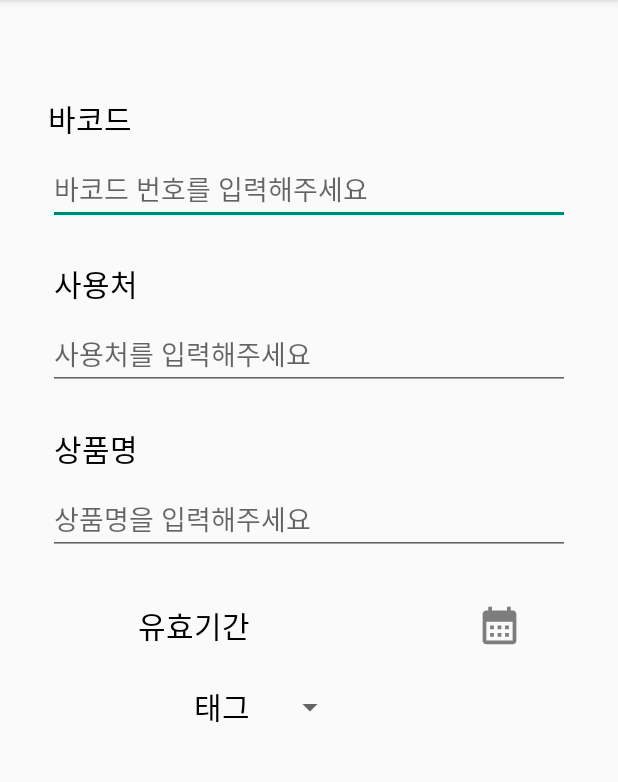
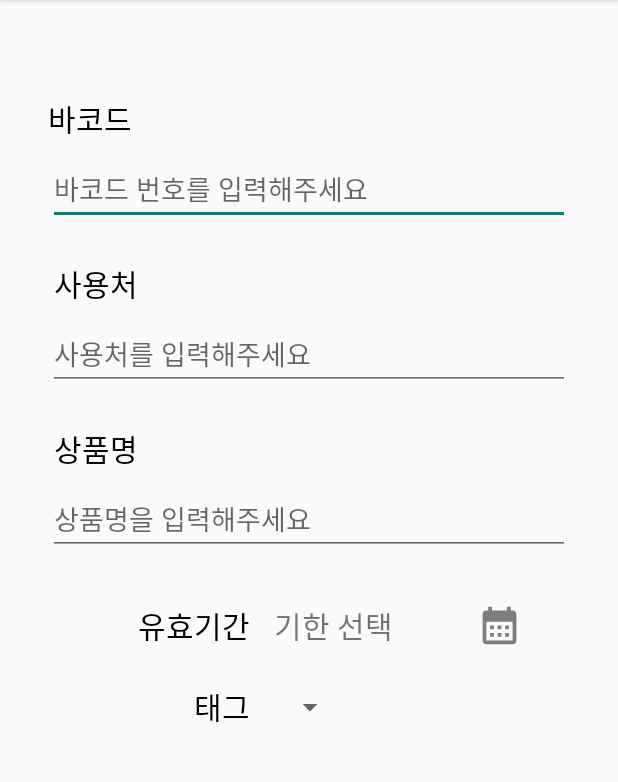
Before and after one commit to AnJeongMin/skku-swe3047-GiftiZone, an Android app: the AddGifticonActivity screen opened directly, with no data from a screen before it, on a phone screen of 412 x 824 dp, the part 84-866 px from its top. Run offline under Robolectric (Android 15) with nearby library versions, the phone set to English and light mode, and no system bars.

Commit message:
feat: 유효기간 선택 기능 구현

```diff
--- a/app/src/main/java/edu/skku/cs/giftizone/addGifticon/AddGifticonActivity.kt
+++ b/app/src/main/java/edu/skku/cs/giftizone/addGifticon/AddGifticonActivity.kt
@@ -1,15 +1,18 @@
 package edu.skku.cs.giftizone.addGifticon
 
+import android.app.DatePickerDialog
 import android.content.Intent
 import android.net.Uri
 import android.os.Bundle
 import android.provider.MediaStore
 import android.util.Log
 import android.widget.ImageView
+import android.widget.TextView
 import androidx.activity.result.contract.ActivityResultContracts
 import androidx.appcompat.app.AppCompatActivity
 import com.bumptech.glide.Glide
 import edu.skku.cs.giftizone.R
+import java.util.*
 
 class AddGifticonActivity : AppCompatActivity() {
     private val pickImageResultLauncher = registerForActivityResult(ActivityResultContracts.GetContent()) { uri: Uri? ->
@@ -26,9 +29,27 @@ class AddGifticonActivity : AppCompatActivity() {
         setContentView(R.layout.activity_add_gifticon)
 
         pickImageFromGallery()
+        setupSelectExpireDate()
     }
 
     private fun pickImageFromGallery() {
         pickImageResultLauncher.launch("image/*")
     }
+
+    private fun setupSelectExpireDate() {
+        val selectExpireDateBtn = findViewById<ImageView>(R.id.calenderButton)
+        val expireDateText = findViewById<TextView>(R.id.addExpireText)
+        selectExpireDateBtn.setOnClickListener {
+            val calendar = Calendar.getInstance()
+            val year = calendar.get(Calendar.YEAR)
+            val month = calendar.get(Calendar.MONTH)
+            val day = calendar.get(Calendar.DAY_OF_MONTH)
+
+            val datePickerDialog = DatePickerDialog(this, { _, selectedYear, selectedMonth, selectedDay ->
+                expireDateText.text = "$selectedYear/${selectedMonth+1}/$selectedDay"
+            }, year, month, day)
+
+            datePickerDialog.show()
+        }
+    }
 }
--- a/app/src/main/res/layout/activity_add_gifticon.xml
+++ b/app/src/main/res/layout/activity_add_gifticon.xml
@@ -118,23 +118,24 @@
         android:layout_width="wrap_content"
         android:layout_height="wrap_content"
         app:layout_constraintBottom_toBottomOf="@+id/tagSelect"
-        app:layout_constraintStart_toStartOf="@+id/expireText"
+        app:layout_constraintStart_toStartOf="@+id/addExpireText"
         app:layout_constraintTop_toTopOf="@+id/tagSelect" />
 
     <TextView
-        android:id="@+id/expireText"
+        android:id="@+id/addExpireText"
         android:layout_width="0dp"
         android:layout_height="wrap_content"
         android:layout_marginStart="16dp"
         android:layout_marginEnd="16dp"
+        android:text="기한 선택"
         android:textSize="20sp"
         app:layout_constraintBottom_toBottomOf="@+id/expireEdit"
-        app:layout_constraintEnd_toStartOf="@+id/imageView2"
+        app:layout_constraintEnd_toStartOf="@+id/calenderButton"
         app:layout_constraintStart_toEndOf="@+id/expireEdit"
         app:layout_constraintTop_toTopOf="@+id/expireEdit" />
 
     <ImageView
-        android:id="@+id/imageView2"
+        android:id="@+id/calenderButton"
         android:layout_width="30dp"
         android:layout_height="30dp"
         android:layout_marginEnd="32dp"
```
